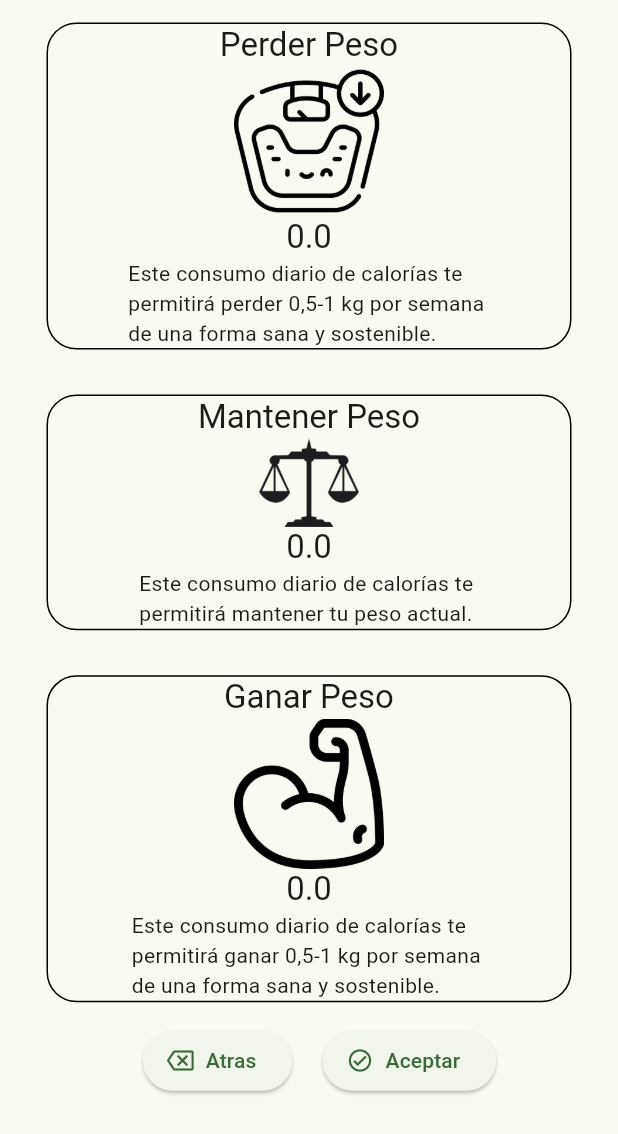
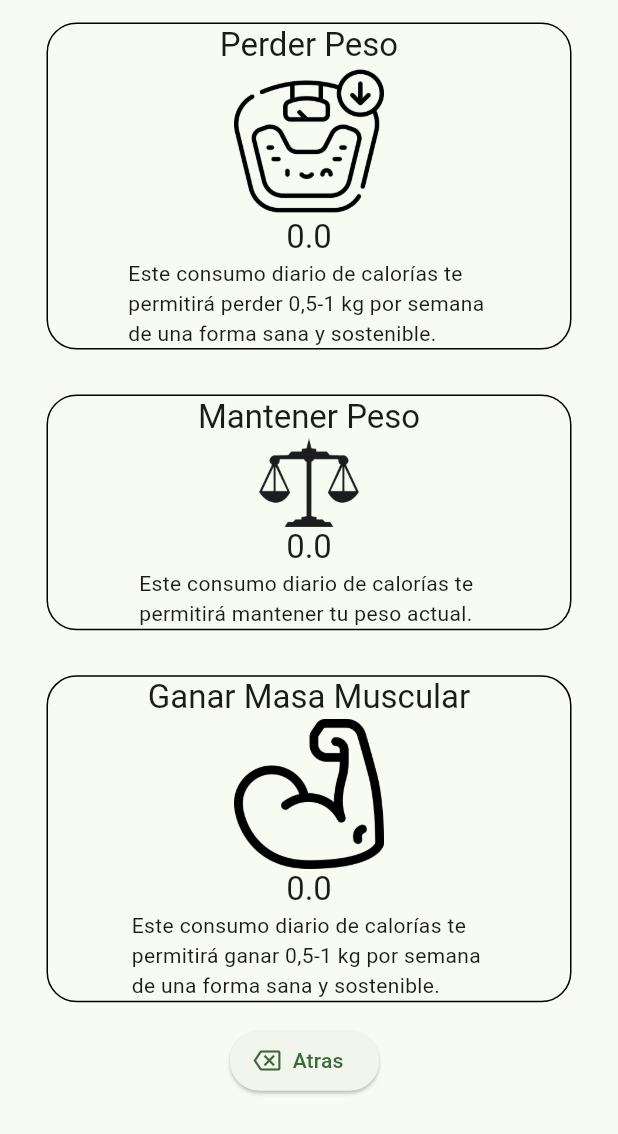
Before and after one commit to josejesus3/VitacoraCalorias, a Flutter app: the ResultadoPersonal widget shown alone on an empty page, opened directly with empty values, after a tap on "Perder Peso", on a phone screen of 412 x 824 dp. Shown: the top 1134 px of the screen. Run offline on Flutter 3.47's test engine with Material 3 defaults, Android fonts, the phone set to English and light mode, and no system bars; our stand-ins replace animate_do, go_router, percent_indicator, shared_preferences; accounts and stored records are empty.

Commit message:
fin CalculadoraCalorias

```diff
--- a/lib/presentation/widget/resultado_personal.dart
+++ b/lib/presentation/widget/resultado_personal.dart
@@ -26,6 +26,10 @@ de una forma sana y sostenible.''',
           resultado: calculoBajarPeso.toString().length > 7
               ? calculoBajarPeso.toString().substring(0, 7)
               : calculoBajarPeso.toString(),
+          onTap: () {
+            alert.metaAlcanzar(140, calculoBajarPeso, true);
+            Navigator.of(context).pop();
+          },
         ),
         _Respuestas(
           title: 'Mantener Peso',
@@ -35,9 +39,13 @@ permitirá mantener tu peso actual.''',
           resultado: calculo.toString().length > 7
               ? calculo.toString().substring(0, 7)
               : calculo.toString(),
+          onTap: () {
+            alert.metaAlcanzar(140, calculo, true);
+            Navigator.of(context).pop();
+          },
         ),
         _Respuestas(
-          title: 'Ganar Peso',
+          title: 'Ganar Masa Muscular',
           imagenLocal: 'assets/masaMuscular.png',
           textMax: '''Este consumo diario de calorías te
 permitirá ganar 0,5-1 kg por semana
@@ -45,6 +53,10 @@ de una forma sana y sostenible.''',
           resultado: calculoSubirPeso.toString().length > 7
               ? calculoSubirPeso.toString().substring(0, 7)
               : calculoSubirPeso.toString(),
+          onTap: () {
+            alert.metaAlcanzar(140, calculoSubirPeso, true);
+            Navigator.of(context).pop();
+          },
         ),
         Row(
           mainAxisAlignment: MainAxisAlignment.center,
@@ -64,14 +76,13 @@ de una forma sana y sostenible.''',
             const SizedBox(
               width: 20,
             ),
-            _BotonesConfirmacion(
+            /*_BotonesConfirmacion(
               onPressed: () {
-                alert.metaAlcanzar(140, calculo, true);
-               Navigator.of(context).pop();
+                Navigator.of(context).pop();
               },
               title: 'Aceptar',
               icon: Icons.check_circle_outlined,
-            ),
+            )*/
           ],
         ),
       ],
@@ -84,11 +95,13 @@ class _Respuestas extends StatelessWidget {
   final String textMax;
   final String title;
   final String resultado;
+  final GestureTapCallback onTap;
   const _Respuestas({
     required this.imagenLocal,
     required this.textMax,
     required this.title,
     required this.resultado,
+    required this.onTap,
   });
 
   @override
@@ -97,7 +110,7 @@ class _Respuestas extends StatelessWidget {
     return InkWell(
       splashColor: Colors.lime.shade200,
       radius: 50,
-      onTap: () {},
+      onTap: onTap,
       child: Padding(
         padding: const EdgeInsets.symmetric(vertical: 15),
         child: Container(
```
